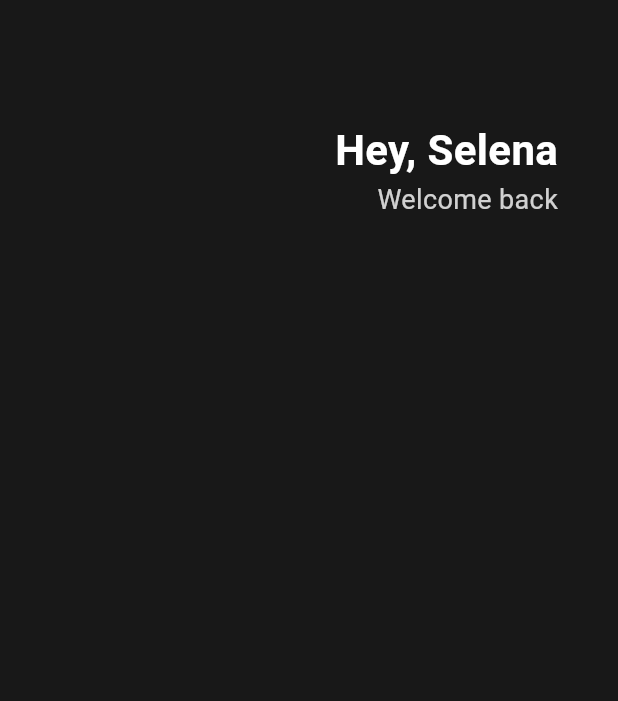
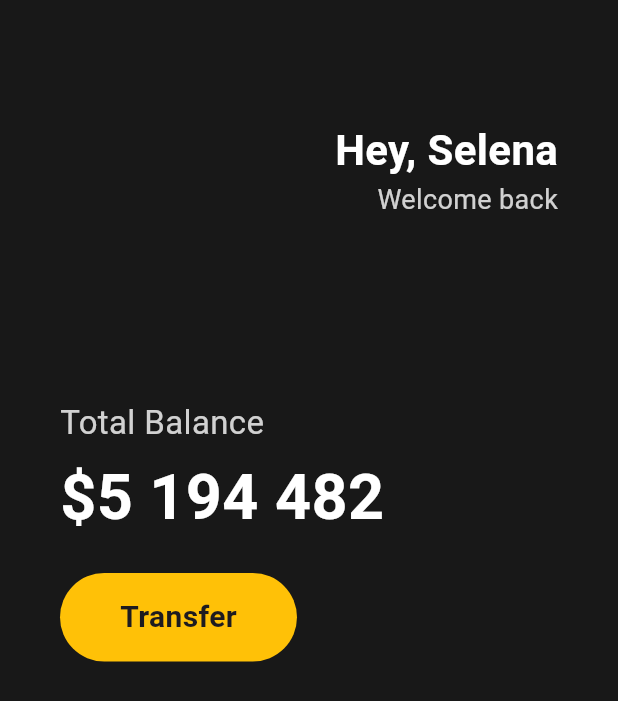
Before and after one commit to Odyssey409/toonflix, a Flutter app: the screen it shows after launch, on a phone screen of 412 x 824 dp. Shown: the top 701 px of the screen. Run offline on Flutter 3.47's test engine with Material 3 defaults, Android fonts, the phone set to English and light mode, and no system bars.

Commit message:
#3.2 Buttons Sections
widget card의 잔고 표시 디자인 일부 완성. Container를 활용했는데, 이는 html의 div와 비슷한 역할을 하는 class임

```diff
--- a/lib/main.dart
+++ b/lib/main.dart
@@ -19,8 +19,11 @@ class App extends StatelessWidget {
       home: Scaffold(
         backgroundColor: Color(0XFF181818),
         body: Padding(
-          padding: EdgeInsets.symmetric(horizontal: 40),
+          padding: EdgeInsets.symmetric(
+            horizontal: 40,
+          ),
           child: Column(
+            crossAxisAlignment: CrossAxisAlignment.start,
             children: [
               SizedBox(
                 height: 80,
@@ -50,6 +53,50 @@ class App extends StatelessWidget {
                   )
                 ],
               ),
+              SizedBox(
+                height: 120,
+              ),
+              Text(
+                'Total Balance',
+                style: TextStyle(
+                  color: Colors.white.withOpacity(0.8),
+                  fontSize: 22,
+                ),
+              ),
+              SizedBox(
+                height: 5,
+              ),
+              Text(
+                '\$5 194 482',
+                style: TextStyle(
+                    color: Colors.white,
+                    fontSize: 42,
+                    fontWeight: FontWeight.w600),
+              ),
+              SizedBox(
+                height: 20,
+              ),
+              Row(
+                children: [
+                  Container(
+                    decoration: BoxDecoration(
+                      color: Colors.amber,
+                      borderRadius: BorderRadius.circular(40),
+                    ),
+                    child: Padding(
+                      padding: EdgeInsets.symmetric(
+                        vertical: 15,
+                        horizontal: 40,
+                      ),
+                      child: Text('Transfer',
+                          style: TextStyle(
+                            fontSize: 20,
+                            fontWeight: FontWeight.w600,
+                          )),
+                    ),
+                  )
+                ],
+              )
             ],
           ),
         ),
```
